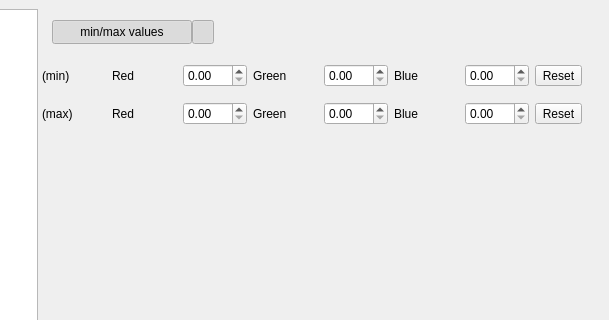
The window that ui/mainwindow.ui (OpenImageDebugger/OpenImageDebugger) describes before a commit, drawn with Qt 5; both pictures show x 181 to 790 and y 0 to 320 of the 1024 by 768 pixel window.
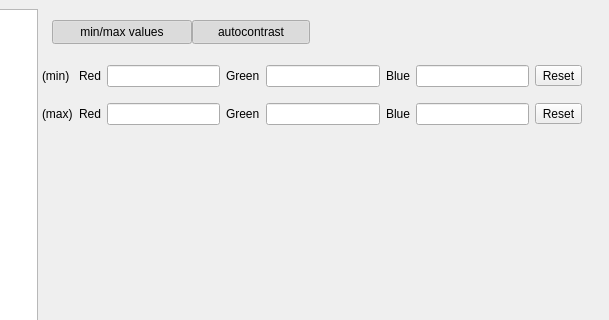
The same window after the commit. Custom widgets are drawn as their Qt base class.

Patch:
```diff
--- a/ui/mainwindow.ui
+++ b/ui/mainwindow.ui
@@ -94,7 +94,7 @@
             <rect>
              <x>150</x>
              <y>11</y>
-             <width>22</width>
+             <width>118</width>
              <height>24</height>
             </rect>
            </property>
@@ -105,7 +105,7 @@
             <string/>
            </property>
            <property name="text">
-            <string/>
+            <string>autocontrast</string>
            </property>
            <property name="checkable">
             <bool>true</bool>
@@ -189,7 +189,7 @@
              </widget>
             </item>
             <item row="0" column="2">
-             <widget class="QDoubleSpinBox" name="doubleSpinBox">
+             <widget class="QLineEdit" name="ac_red_min">
               <property name="styleSheet">
                <string notr="true"/>
               </property>
@@ -206,7 +206,7 @@
              </widget>
             </item>
             <item row="0" column="4">
-             <widget class="QDoubleSpinBox" name="doubleSpinBox_5">
+             <widget class="QLineEdit" name="ac_green_min">
               <property name="styleSheet">
                <string notr="true"/>
               </property>
@@ -223,7 +223,7 @@
              </widget>
             </item>
             <item row="0" column="6">
-             <widget class="QDoubleSpinBox" name="doubleSpinBox_11">
+             <widget class="QLineEdit" name="ac_blue_min">
               <property name="styleSheet">
                <string notr="true"/>
               </property>
@@ -250,7 +250,7 @@
              </widget>
             </item>
             <item row="1" column="2">
-             <widget class="QDoubleSpinBox" name="doubleSpinBox_2">
+             <widget class="QLineEdit" name="ac_red_max">
               <property name="styleSheet">
                <string notr="true"/>
               </property>
@@ -267,14 +267,14 @@
              </widget>
             </item>
             <item row="1" column="6">
-             <widget class="QDoubleSpinBox" name="doubleSpinBox_12">
+             <widget class="QLineEdit" name="ac_blue_max">
               <property name="styleSheet">
                <string notr="true"/>
               </property>
              </widget>
             </item>
             <item row="1" column="4">
-             <widget class="QDoubleSpinBox" name="doubleSpinBox_6">
+             <widget class="QLineEdit" name="ac_green_max">
               <property name="styleSheet">
                <string notr="true"/>
               </property>
```
Left out of the diff: 24 changed lines with no effect on the pictures.
